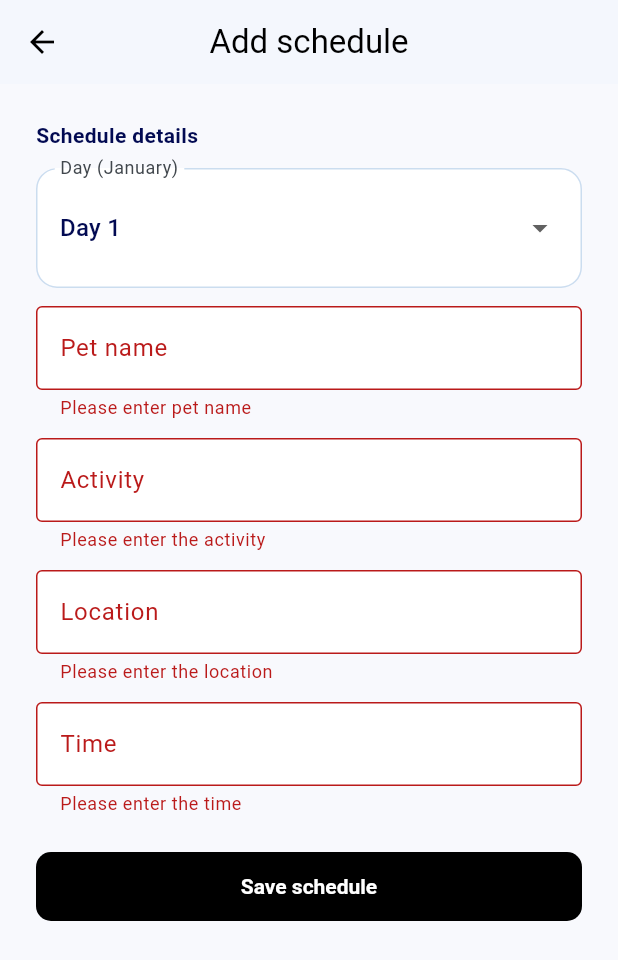
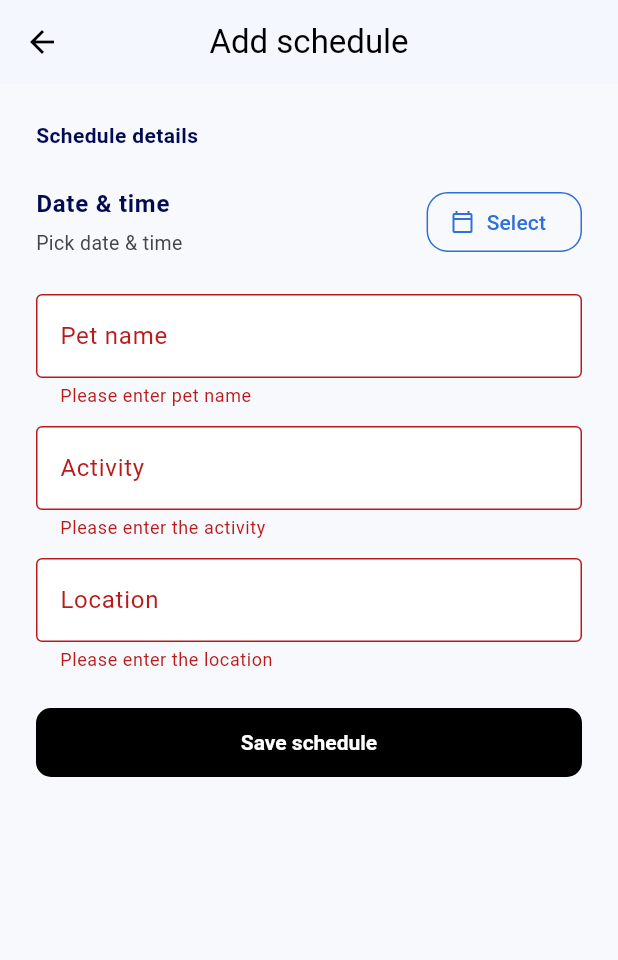
Before and after one commit to stfd9/FYP_Project, a Flutter app: the _AddScheduleForm screen opened directly, after a tap on "Save schedule", on a phone screen of 412 x 824 dp. Shown: the top 960 px of the screen. Run offline on Flutter 3.47's test engine with Material 3 defaults, Android fonts, the light colour scheme and no system bars; our stand-ins replace camera, image_picker.

Commit message:
Add Schedule DateTime

```diff
--- a/lib/View/add_schedule_view.dart
+++ b/lib/View/add_schedule_view.dart
@@ -44,28 +44,23 @@ class _AddScheduleForm extends StatelessWidget {
                   style: TextStyle(fontSize: 14, fontWeight: FontWeight.w600),
                 ),
                 const SizedBox(height: 12),
-                InputDecorator(
-                  decoration: const InputDecoration(
-                    labelText: 'Day (January)',
-                    border: OutlineInputBorder(),
+                ListTile(
+                  contentPadding: EdgeInsets.zero,
+                  title: const Text(
+                    'Date & time',
+                    style: TextStyle(fontWeight: FontWeight.w600),
                   ),
-                  child: DropdownButtonHideUnderline(
-                    child: DropdownButton<int>(
-                      value: viewModel.selectedDay,
-                      isExpanded: true,
-                      items: List.generate(
-                        31,
-                        (index) => DropdownMenuItem(
-                          value: index + 1,
-                          child: Text('Day ${index + 1}'),
-                        ),
-                      ),
-                      onChanged: (value) {
-                        if (value != null) {
-                          viewModel.selectDay(value);
-                        }
-                      },
+                  subtitle: Padding(
+                    padding: const EdgeInsets.only(top: 4),
+                    child: Text(
+                      viewModel.scheduledLabel,
+                      style: const TextStyle(fontSize: 13),
                     ),
+                  ),
+                  trailing: OutlinedButton.icon(
+                    icon: const Icon(Icons.calendar_today_outlined, size: 16),
+                    label: const Text('Select'),
+                    onPressed: () => viewModel.pickDateTime(context),
                   ),
                 ),
                 const SizedBox(height: 12),
@@ -111,21 +106,6 @@ class _AddScheduleForm extends StatelessWidget {
                     return null;
                   },
                 ),
-                const SizedBox(height: 12),
-                TextFormField(
-                  controller: viewModel.timeController,
-                  decoration: const InputDecoration(
-                    labelText: 'Time',
-                    hintText: 'e.g. 2:00 p.m.',
-                    border: OutlineInputBorder(),
-                  ),
-                  validator: (value) {
-                    if (value == null || value.trim().isEmpty) {
-                      return 'Please enter the time';
-                    }
-                    return null;
-                  },
-                ),
                 const SizedBox(height: 24),
                 SizedBox(
                   width: double.infinity,
--- a/lib/ViewModel/add_schedule_view_model.dart
+++ b/lib/ViewModel/add_schedule_view_model.dart
@@ -1,4 +1,5 @@
 import 'package:flutter/material.dart';
+import 'package:intl/intl.dart';
 
 import '../calendar_event.dart';
 import 'base_view_model.dart';
@@ -8,14 +9,44 @@ class AddScheduleViewModel extends BaseViewModel {
   final TextEditingController petNameController = TextEditingController();
   final TextEditingController activityController = TextEditingController();
   final TextEditingController locationController = TextEditingController();
-  final TextEditingController timeController = TextEditingController();
 
-  int _selectedDay = 1;
+  DateTime? _scheduledAt;
 
-  int get selectedDay => _selectedDay;
+  String get scheduledLabel => _scheduledAt == null
+      ? 'Pick date & time'
+      : DateFormat('EEE, d MMM yyyy • h:mm a').format(_scheduledAt!);
 
-  void selectDay(int day) {
-    _selectedDay = day;
+  Future<void> pickDateTime(BuildContext context) async {
+    final now = DateTime.now();
+
+    final selectedDate = await showDatePicker(
+      context: context,
+      initialDate: _scheduledAt ?? now,
+      firstDate: now,
+      lastDate: now.add(const Duration(days: 365)),
+    );
+
+    if (selectedDate == null) return;
+
+    final initialTime = _scheduledAt != null
+        ? TimeOfDay.fromDateTime(_scheduledAt!)
+        : TimeOfDay.fromDateTime(now);
+
+    final selectedTime = await showTimePicker(
+      context: context,
+      initialTime: initialTime,
+    );
+
+    if (selectedTime == null) return;
+
+    _scheduledAt = DateTime(
+      selectedDate.year,
+      selectedDate.month,
+      selectedDate.day,
+      selectedTime.hour,
+      selectedTime.minute,
+    );
+
     notifyListeners();
   }
 
@@ -25,12 +56,21 @@ class AddScheduleViewModel extends BaseViewModel {
       return;
     }
 
+    if (_scheduledAt == null) {
+      ScaffoldMessenger.of(context).showSnackBar(
+        const SnackBar(content: Text('Please select date & time')),
+      );
+      return;
+    }
+
+    final timeString = DateFormat('h:mm a').format(_scheduledAt!);
+
     final newEvent = CalendarEvent(
-      day: _selectedDay,
+      day: _scheduledAt!.day,
       petName: petNameController.text.trim(),
       activity: activityController.text.trim(),
       location: locationController.text.trim(),
-      time: timeController.text.trim(),
+      time: timeString,
     );
 
     Navigator.pop(context, newEvent);
@@ -41,7 +81,6 @@ class AddScheduleViewModel extends BaseViewModel {
     petNameController.dispose();
     activityController.dispose();
     locationController.dispose();
-    timeController.dispose();
     super.dispose();
   }
 }
--- a/pubspec.yaml
+++ b/pubspec.yaml
@@ -34,6 +34,7 @@ dependencies:
   image_picker: ^1.2.1
   camera: ^0.10.5+2
   provider: ^6.1.2
+  intl: ^0.19.0
 
   # The following adds the Cupertino Icons font to your application.
   # Use with the CupertinoIcons class for iOS style icons.
```
Also changed, not shown: pubspec.lock.
